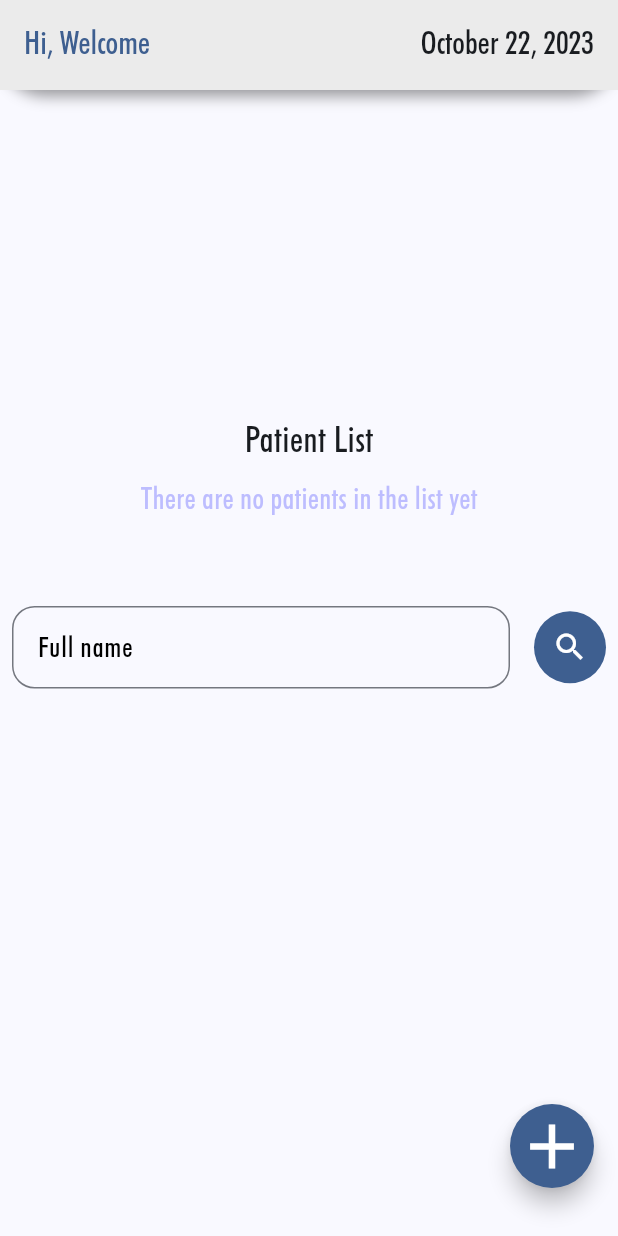
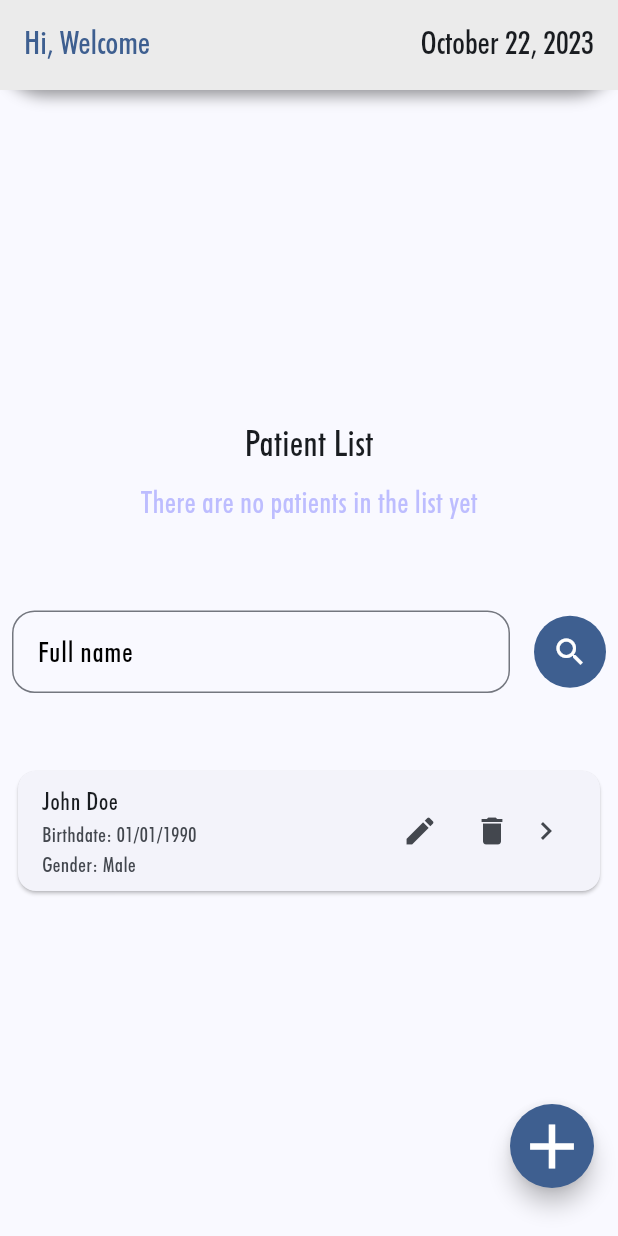
Before and after one commit to masarom/patient-list-flutter, a Flutter app: the MainPage screen opened directly, on a phone screen of 412 x 824 dp. Run offline on Flutter 3.47's test engine with Material 2 defaults, Android fonts, the phone set to English and light mode, and no system bars.

Commit message:
add patients card to main page

```diff
--- a/lib/main.dart
+++ b/lib/main.dart
@@ -128,9 +128,7 @@ class MainPage extends StatelessWidget {
       ),
       // Content
       body: Center(
-        child: Column(
-          mainAxisAlignment: MainAxisAlignment.center,
-          children: [
+          child: Column(mainAxisAlignment: MainAxisAlignment.center, children: [
         // Main title
         const Padding(
           padding: EdgeInsets.only(bottom: 8.0),
@@ -150,8 +148,8 @@ class MainPage extends StatelessWidget {
           children: [
             Expanded(
               child: Padding(
-                    padding: const EdgeInsets.only(
-                        left: 8.0, right: 8.0, bottom: 150.0),
+                padding:
+                    const EdgeInsets.only(left: 8.0, right: 8.0, bottom: 40.0),
                 child: TextField(
                   decoration: InputDecoration(
                       hintText: 'Full name',
@@ -159,14 +157,14 @@ class MainPage extends StatelessWidget {
                         borderRadius: BorderRadius.circular(15.0),
                       ),
                       contentPadding: const EdgeInsets.all(13.0),
-                          hintStyle: const TextStyle(
-                              fontSize: 19.0, color: Colors.black)),
+                      hintStyle:
+                          const TextStyle(fontSize: 19.0, color: Colors.black)),
                 ),
               ),
             ),
             Padding(
-                  padding: const EdgeInsets.only(
-                      left: 8.0, right: 8.0, bottom: 150.0),
+              padding:
+                  const EdgeInsets.only(left: 8.0, right: 8.0, bottom: 40.0),
               child: Container(
                 decoration: BoxDecoration(
                     color: appBarTextColor, shape: BoxShape.circle),
@@ -180,9 +178,16 @@ class MainPage extends StatelessWidget {
             ),
           ],
         ),
-          ],
+        const Padding(
+          padding: EdgeInsets.all(8.0),
+          child: PatientCard(
+            name: 'John',
+            surname: 'Doe',
+            birthDate: '01/01/1990',
+            gender: 'Male',
           ),
         ),
+      ])),
       // add new patient icon
       floatingActionButton: Padding(
         padding: const EdgeInsets.only(bottom: 32.0),
@@ -363,3 +368,54 @@ class _NewPatientState extends State<NewPatient> {
     }
   }
 }
+
+// Patients' cards
+class PatientCard extends StatelessWidget {
+  final String name;
+  final String surname;
+  final String birthDate;
+  final String gender;
+
+  const PatientCard({
+    super.key,
+    required this.name,
+    required this.surname,
+    required this.birthDate,
+    required this.gender,
+  });
+
+  @override
+  Widget build(BuildContext context) {
+    return Card(
+      child: ListTile(
+        title: Text('$name $surname'),
+        subtitle: Text('Birthdate: $birthDate\nGender: $gender'),
+        trailing: const Row(
+          mainAxisAlignment: MainAxisAlignment.spaceBetween,
+          mainAxisSize: MainAxisSize.min,
+          children: [
+            IconButton(
+              icon: Icon(Icons.edit),
+              onPressed: editPatient,
+            ),
+            IconButton(icon: Icon(Icons.delete), onPressed: deletePatient),
+            Icon(Icons.chevron_right),
+          ],
+        ),
+        onTap: () {
+          print('patient detail');
+        },
+      ),
+    );
+  }
+}
+
+// edit patient
+
+void editPatient() {
+  print('edit patient');
+}
+
+void deletePatient() {
+  print('delete patient');
+}
```
Lines whose indentation alone changed are shown as unchanged.
